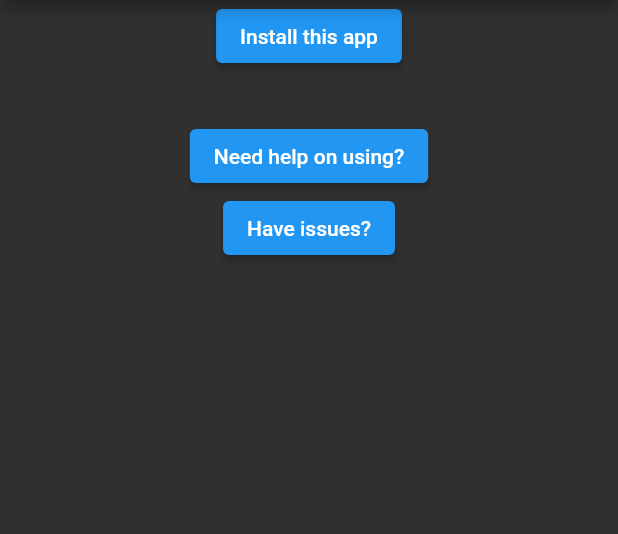
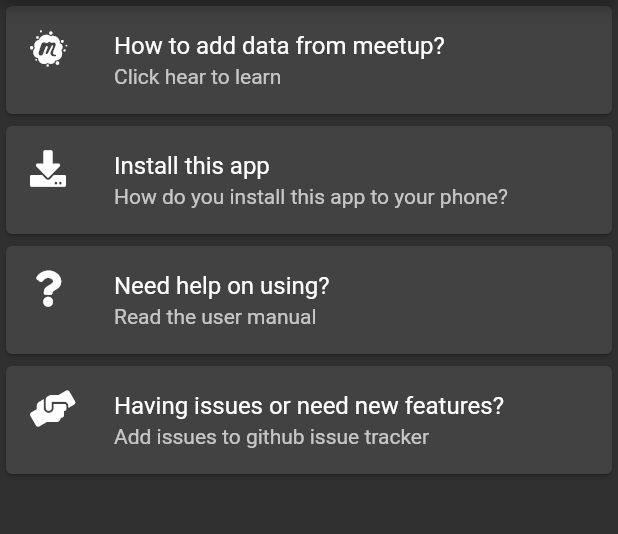
Before and after one commit to zmsp/teammaker, a Flutter app: the screen it shows after launch, item 4 of the bottom bar chosen, on a phone screen of 412 x 824 dp, the part 84-618 px from its top. Run offline on Flutter 3.47's test engine with Material 2 defaults, Android fonts, the light colour scheme and no system bars; our stand-ins replace font_awesome_flutter, localstorage, video_player; missing offline and left inert: pluto_grid.

Commit message:
added video player, help information updated, icon updated

```diff
--- a/lib/HelpScreen.dart
+++ b/lib/HelpScreen.dart
@@ -1,4 +1,6 @@
 import 'package:flutter/material.dart';
+import 'package:font_awesome_flutter/font_awesome_flutter.dart';
+import 'package:teammaker/video_player.dart';
 import 'package:url_launcher/url_launcher.dart';
 
 class HelpExample extends StatefulWidget {
@@ -32,35 +34,55 @@ class _HelpExampleState extends State<HelpExample> {
         title: Text("HELP PAGE"),
       ),
       body: ListView(
-        children: <Widget>[
-          Column(
-            mainAxisAlignment: MainAxisAlignment.center,
-            children: <Widget>[
-              ElevatedButton(
-                onPressed: () => setState(() {
-                  _launched = _launchInBrowser(
-                      "https://github.com/zmsp/teammaker/wiki/installation");
-                }),
-                child: const Text('Install this app'),
-              ),
-              const Padding(padding: EdgeInsets.all(16.0)),
-              ElevatedButton(
-                onPressed: () => setState(() {
+        children:  <Widget>[
+
+          Card(
+            child: ListTile(
+              leading: Icon(FontAwesomeIcons.meetup),
+              title: Text('How to add data from meetup?'),
+              subtitle:Text('Click hear to learn'),
+              onTap: () {
+                Navigator.push(
+                    context, MaterialPageRoute(builder: (context) => VideoApp('https://flutter.github.io/assets-for-api-docs/assets/videos/bee.mp4', "Meetup entry", "how to add from meetup")));
+              },
+            ),
+          ),
+          Card(
+            child: ListTile(
+                leading: Icon(FontAwesomeIcons.download),
+              subtitle:Text('How do you install this app to your phone?'),
+              title: Text('Install this app'),
+              onTap:() => setState(() {
+                _launched = _launchInBrowser(
+                    "https://github.com/zmsp/teammaker/wiki/installation");
+              })
+            ),
+          ),
+          Card(
+            child: ListTile(
+                leading: Icon(FontAwesomeIcons.question),
+                subtitle:Text('Read the user manual'),
+                title: Text('Need help on using?'),
+                onTap:() => setState(() {
                   _launched = _launchInBrowser(
                       "https://github.com/zmsp/teammaker/wiki/user-manual");
-                }),
-                child: const Text('Need help on using?'),
-              ),
-              ElevatedButton(
-                onPressed: () => setState(() {
+                })
+            ),
+          ),
+          Card(
+            child: ListTile(
+                leading: Icon(FontAwesomeIcons.handsHelping),
+                subtitle:Text('Add issues to github issue tracker'),
+                title: Text('Having issues or need new features?'),
+                onTap:() => setState(() {
                   _launched = _launchInBrowser(
-                      "https://github.com/zmsp/teammaker/issues");
-                }),
-                child: const Text('Have issues?'),
-              ),
+                      'https://github.com/zmsp/teammaker/issues');
+                })
+            ),
+          ),
+
             ],
-          ),
-        ],
+
       ),
     );
   }
--- a/pubspec.yaml
+++ b/pubspec.yaml
@@ -32,6 +32,7 @@ dependencies:
   localstorage: ^4.0.0+1
   url_launcher: ^6.0.9
   url_launcher_web: ^2.0.1
+  video_player: ^2.2.5
   font_awesome_flutter:
 
 dev_dependencies:
```
Also changed, not shown: lib/home_screen.dart (+175 -22 lines), lib/video_player.dart (added, +81 -0 lines), pubspec.lock.
